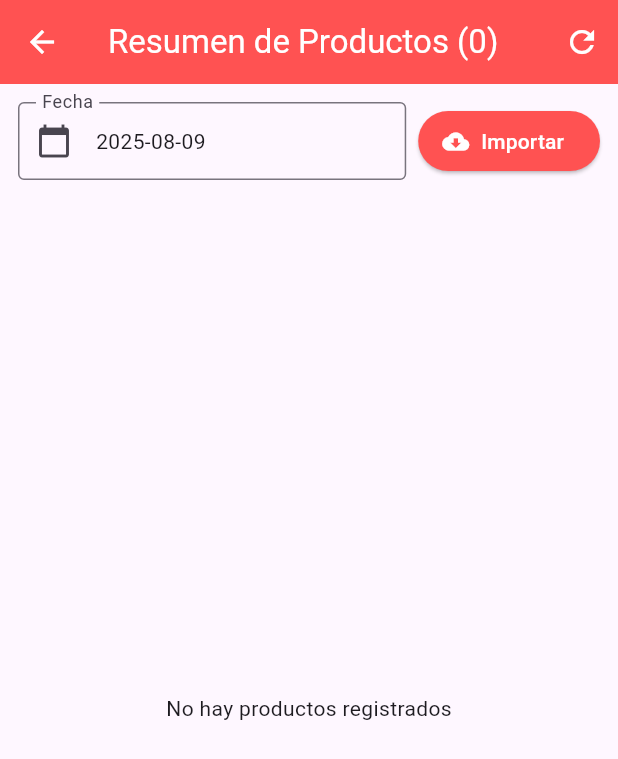
After one commit to adimerpaul/sofipedido, a Flutter app: the ProductosTotalesView screen opened directly, after a tap on the "refresh" icon, on a phone screen of 412 x 824 dp. The commit adds this screen. Shown: the top 759 px of the screen. Run offline on Flutter 3.47's test engine with Material 3 defaults, Android fonts, the phone set to English and light mode, and no system bars; our stand-ins replace flutter_dotenv, sqflite; accounts and stored records are empty; network calls fail.

Commit message:
Colocado de productos totales

```diff
--- a/lib/services/database_helper.dart
+++ b/lib/services/database_helper.dart
@@ -72,7 +72,66 @@ class DatabaseHelper {
             subtotal REAL
           )
         ''');
+        await db.execute('''
+          CREATE TABLE productos_totales (
+            id INTEGER PRIMARY KEY AUTOINCREMENT,
+            fecha TEXT,
+            cod_prod TEXT,
+            nombre TEXT,
+            total_cantidad REAL,
+            total_subtotal REAL
+          )
+        ''');
       },
+    );
+  }
+  // 1) Importa desde API y guarda LOCAL (vacía y vuelve a llenar)
+  Future<void> importarResumenProductosDesdeApi(String fecha) async {
+    final db = await database;
+
+    final response = await http.post(
+      Uri.parse('$url/reporteTotalProductos'),
+      headers: {'Content-Type': 'application/json'},
+      body: jsonEncode({"fecha": fecha}),
+    );
+
+    if (response.statusCode != 200) {
+      throw Exception('Error al llamar API: ${response.statusCode}');
+    }
+
+    final json = jsonDecode(response.body);
+    if (json['status'] != 'success') {
+      throw Exception('Error desde servidor: ${json['message']}');
+    }
+
+    final List productos = json['data'];
+
+    // transacción para atomicidad + rendimiento
+    await db.transaction((txn) async {
+      await txn.delete('productos_totales');
+
+      final batch = txn.batch();
+      for (var prod in productos) {
+        batch.insert('productos_totales', {
+          'fecha': fecha,
+          'cod_prod': prod['cod_prod'],
+          'nombre': prod['nombre'],
+          'total_cantidad':
+          double.tryParse(prod['total_cantidad'].toString()) ?? 0.0,
+          'total_subtotal':
+          double.tryParse(prod['total_subtotal'].toString()) ?? 0.0,
+        });
+      }
+      await batch.commit(noResult: true);
+    });
+  }
+
+// 2) Lee SOLO de la tabla local (sin API)
+  Future<List<Map<String, dynamic>>> obtenerProductosTotalesGuardados() async {
+    final db = await database;
+    return await db.query(
+      'productos_totales',
+      orderBy: 'total_cantidad DESC',
     );
   }
 
--- /dev/null
+++ b/lib/views/pages/productos_totales_view.dart
@@ -0,0 +1,175 @@
+import 'package:flutter/material.dart';
+import 'package:intl/intl.dart';
+import 'package:sofiapedido/services/database_helper.dart';
+
+class ProductosTotalesView extends StatefulWidget {
+  const ProductosTotalesView({super.key});
+
+  @override
+  State<ProductosTotalesView> createState() => _ProductosTotalesViewState();
+}
+
+class _ProductosTotalesViewState extends State<ProductosTotalesView> {
+  List<Map<String, dynamic>> productos = [];
+  bool loading = true;
+  DateTime fecha = DateTime.now();
+
+  @override
+  void initState() {
+    super.initState();
+    _cargarProductos();
+  }
+
+  String get _fechaStr => DateFormat('yyyy-MM-dd').format(fecha);
+
+  Future<void> _cargarProductos() async {
+    setState(() => loading = true);
+    final data = await DatabaseHelper().obtenerProductosTotalesGuardados();
+    setState(() {
+      productos = data;
+      loading = false;
+    });
+  }
+
+  Future<void> _importar() async {
+    final messenger = ScaffoldMessenger.of(context);
+    setState(() => loading = true);
+    try {
+      await DatabaseHelper().importarResumenProductosDesdeApi(_fechaStr);
+      await _cargarProductos();
+      messenger.showSnackBar(
+        SnackBar(content: Text('Importado OK para $_fechaStr')),
+      );
+    } catch (e) {
+      setState(() => loading = false);
+      messenger.showSnackBar(
+        SnackBar(content: Text('Error al importar: $e')),
+      );
+    }
+  }
+
+  Future<void> _pickFecha() async {
+    final picked = await showDatePicker(
+      context: context,
+      initialDate: fecha,
+      firstDate: DateTime(2023, 1, 1),
+      lastDate: DateTime.now(),
+      helpText: 'Selecciona fecha',
+    );
+    if (picked != null) {
+      setState(() => fecha = picked);
+    }
+  }
+
+  // Helpers para castear seguro
+  double _asDouble(dynamic v) =>
+      (v is num) ? v.toDouble() : (double.tryParse(v.toString()) ?? 0.0);
+
+  @override
+  Widget build(BuildContext context) {
+    final totalItems = productos.length;
+
+    return Scaffold(
+      appBar: AppBar(
+        title: Text('Resumen de Productos ($totalItems)'),
+        backgroundColor: Colors.redAccent,
+        foregroundColor: Colors.white,
+        actions: [
+          IconButton(
+            icon: const Icon(Icons.refresh),
+            onPressed: _cargarProductos,
+          ),
+        ],
+      ),
+      body: Padding(
+        padding: const EdgeInsets.all(12),
+        child: Column(
+          children: [
+            // Fila de controles: fecha + importar
+            Row(
+              children: [
+                Expanded(
+                  child: InkWell(
+                    onTap: _pickFecha,
+                    child: InputDecorator(
+                      decoration: const InputDecoration(
+                        labelText: 'Fecha',
+                        border: OutlineInputBorder(),
+                        prefixIcon: Icon(Icons.calendar_today),
+                      ),
+                      child: Text(_fechaStr),
+                    ),
+                  ),
+                ),
+                const SizedBox(width: 8),
+                ElevatedButton.icon(
+                  onPressed: _importar,
+                  icon: const Icon(Icons.cloud_download),
+                  label: const Text('Importar'),
+                  style: ElevatedButton.styleFrom(
+                    backgroundColor: Colors.redAccent,
+                    foregroundColor: Colors.white,
+                  ),
+                ),
+              ],
+            ),
+            const SizedBox(height: 12),
+
+            // Lista
+            Expanded(
+              child: loading
+                  ? const Center(child: CircularProgressIndicator())
+                  : productos.isEmpty
+                  ? const Center(child: Text('No hay productos registrados'))
+                  : ListView.builder(
+                padding: const EdgeInsets.only(bottom: 12),
+                itemCount: productos.length,
+                itemBuilder: (_, index) {
+                  final p = productos[index];
+                  final totalCant = _asDouble(p['total_cantidad']);
+                  final totalBs = _asDouble(p['total_subtotal']);
+
+                  return Card(
+                    elevation: 3,
+                    margin: const EdgeInsets.symmetric(vertical: 6),
+                    shape: RoundedRectangleBorder(
+                      borderRadius: BorderRadius.circular(10),
+                    ),
+                    child: ListTile(
+                      leading: CircleAvatar(
+                        backgroundColor: Colors.redAccent,
+                        child: Text(
+                          totalCant.toStringAsFixed(0),
+                          style: const TextStyle(color: Colors.white),
+                        ),
+                      ),
+                      title: Text(
+                        p['nombre']?.toString().trim() ?? '-',
+                        style: const TextStyle(
+                            fontWeight: FontWeight.bold),
+                      ),
+                      subtitle: Text('Código: ${p['cod_prod'] ?? '-'}'),
+                      trailing: Column(
+                        mainAxisAlignment: MainAxisAlignment.center,
+                        children: [
+                          const Text('Total Bs.'),
+                          Text(
+                            totalBs.toStringAsFixed(2),
+                            style: const TextStyle(
+                              fontWeight: FontWeight.bold,
+                              color: Colors.green,
+                            ),
+                          ),
+                        ],
+                      ),
+                    ),
+                  );
+                },
+              ),
+            ),
+          ],
+        ),
+      ),
+    );
+  }
+}
```
Also changed, not shown: lib/views/menu_view.dart (+11 -0 lines).
